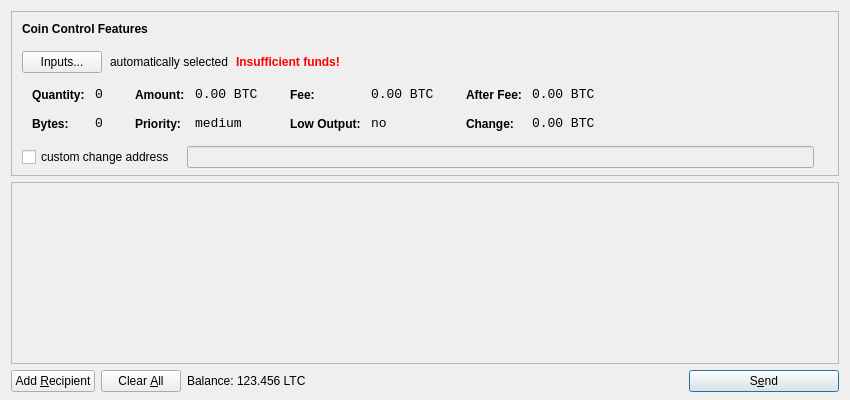
The-Cypherfunks/The-Cypherfunks, file src/qt/forms/sendcoinsdialog.ui: the form before one commit.
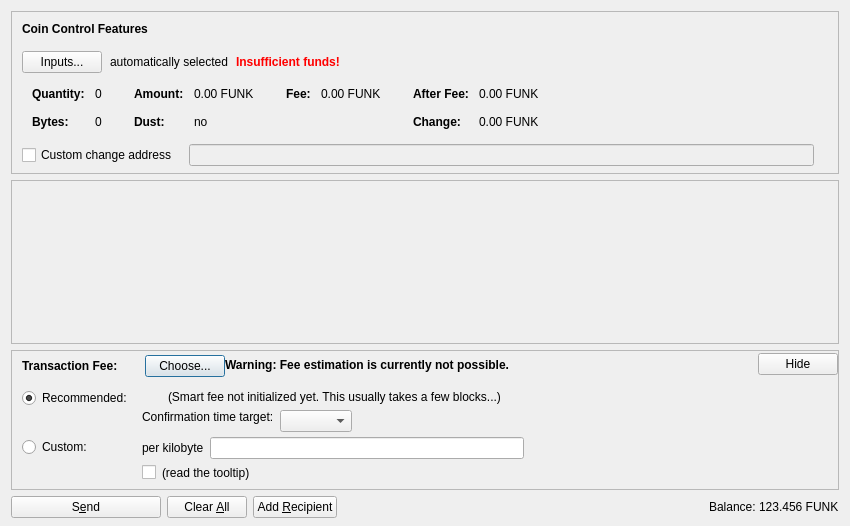
The form after the commit. Icons and pictures are not drawn. Custom widgets are drawn as their Qt base class.

What changed in the file:
```diff
--- a/src/qt/forms/sendcoinsdialog.ui
+++ b/src/qt/forms/sendcoinsdialog.ui
@@ -7,13 +7,13 @@
     <x>0</x>
     <y>0</y>
     <width>850</width>
-    <height>400</height>
+    <height>526</height>
    </rect>
   </property>
   <property name="windowTitle">
    <string>Send Coins</string>
   </property>
-  <layout class="QVBoxLayout" name="verticalLayout" stretch="0,1,0">
+  <layout class="QVBoxLayout" name="verticalLayout" stretch="0,1,0,0">
    <property name="bottomMargin">
     <number>8</number>
    </property>
@@ -39,7 +39,7 @@
      </property>
      <layout class="QVBoxLayout" name="verticalLayoutCoinControl2">
       <property name="spacing">
-       <number>-1</number>
+       <number>0</number>
       </property>
       <property name="leftMargin">
        <number>0</number>
@@ -109,6 +109,9 @@
             <property name="text">
              <string>Inputs...</string>
             </property>
+            <property name="autoDefault">
+             <bool>false</bool>
+            </property>
            </widget>
           </item>
           <item>
@@ -173,7 +176,16 @@
            <string notr="true"/>
           </property>
           <layout class="QHBoxLayout" name="horizontalLayoutCoinControl5">
-           <property name="margin">
+           <property name="leftMargin">
+            <number>0</number>
+           </property>
+           <property name="topMargin">
+            <number>0</number>
+           </property>
+           <property name="rightMargin">
+            <number>0</number>
+           </property>
+           <property name="bottomMargin">
             <number>0</number>
            </property>
            <item>
@@ -206,8 +218,11 @@
                </property>
                <item row="0" column="0">
                 <widget class="QLabel" name="labelCoinControlQuantityText">
-                 <property name="styleSheet">
-                  <string notr="true">font-weight:bold;</string>
+                 <property name="font">
+                  <font>
+                   <weight>75</weight>
+                   <bold>true</bold>
+                  </font>
                  </property>
                  <property name="text">
                   <string>Quantity:</string>
@@ -219,12 +234,6 @@
                </item>
                <item row="0" column="1">
                 <widget class="QLabel" name="labelCoinControlQuantity">
-                 <property name="font">
-                  <font>
-                   <family>Monospace</family>
-                   <pointsize>10</pointsize>
-                  </font>
-                 </property>
                  <property name="cursor">
                   <cursorShape>IBeamCursor</cursorShape>
                  </property>
@@ -244,8 +253,11 @@
                </item>
                <item row="1" column="0">
                 <widget class="QLabel" name="labelCoinControlBytesText">
-                 <property name="styleSheet">
-                  <string notr="true">font-weight:bold;</string>
+                 <property name="font">
+                  <font>
+                   <weight>75</weight>
+                   <bold>true</bold>
+                  </font>
                  </property>
                  <property name="text">
                   <string>Bytes:</string>
@@ -254,12 +266,6 @@
                </item>
                <item row="1" column="1">
                 <widget class="QLabel" name="labelCoinControlBytes">
-                 <property name="font">
-                  <font>
-                   <family>Monospace</family>
-                   <pointsize>10</pointsize>
-                  </font>
-                 </property>
                  <property name="cursor">
                   <cursorShape>IBeamCursor</cursorShape>
                  </property>
@@ -295,8 +301,11 @@
                </property>
                <item row="0" column="0">
                 <widget class="QLabel" name="labelCoinControlAmountText">
-                 <property name="styleSheet">
-                  <string notr="true">font-weight:bold;</string>
+                 <property name="font">
+                  <font>
+                   <weight>75</weight>
+                   <bold>true</bold>
+                  </font>
                  </property>
                  <property name="text">
                   <string>Amount:</string>
@@ -308,12 +317,6 @@
                </item>
                <item row="0" column="1">
                 <widget class="QLabel" name="labelCoinControlAmount">
-                 <property name="font">
-                  <font>
-                   <family>Monospace</family>
-                   <pointsize>10</pointsize>
-                  </font>
-                 </property>
                  <property name="cursor">
                   <cursorShape>IBeamCursor</cursorShape>
                  </property>
@@ -321,7 +324,7 @@
                   <enum>Qt::ActionsContextMenu</enum>
                  </property>
                  <property name="text">
-                  <string notr="true">0.00 BTC</string>
+                  <string notr="true">0.00 FUNK</string>
                  </property>
                  <property name="textInteractionFlags">
                   <set>Qt::LinksAccessibleByMouse|Qt::TextSelectableByKeyboard|Qt::TextSelectableByMouse</set>
@@ -329,23 +332,20 @@
                 </widget>
                </item>
                <item row="1" column="0">
-                <widget class="QLabel" name="labelCoinControlPriorityText">
-                 <property name="styleSheet">
-                  <string notr="true">font-weight:bold;</string>
+                <widget class="QLabel" name="labelCoinControlLowOutputText">
+                 <property name="font">
+                  <font>
+                   <weight>75</weight>
+                   <bold>true</bold>
+                  </font>
                  </property>
                  <property name="text">
-                  <string>Priority:</string>
+                  <string>Dust:</string>
                  </property>
                 </widget>
                </item>
                <item row="1" column="1">
-                <widget class="QLabel" name="labelCoinControlPriority">
-                 <property name="font">
-                  <font>
-                   <family>Monospace</family>
-                   <pointsize>10</pointsize>
-                  </font>
-                 </property>
+                <widget class="QLabel" name="labelCoinControlLowOutput">
                  <property name="cursor">
                   <cursorShape>IBeamCursor</cursorShape>
                  </property>
@@ -353,7 +353,7 @@
                   <enum>Qt::ActionsContextMenu</enum>
                  </property>
                  <property name="text">
-                  <string>medium</string>
+                  <string notr="true">no</string>
                  </property>
                  <property name="textInteractionFlags">
                   <set>Qt::LinksAccessibleByMouse|Qt::TextSelectableByKeyboard|Qt::TextSelectableByMouse</set>
@@ -381,8 +381,11 @@
                </property>
                <item row="0" column="0">
                 <widget class="QLabel" name="labelCoinControlFeeText">
-                 <property name="styleSheet">
-                  <string notr="true">font-weight:bold;</string>
+                 <property name="font">
+                  <font>
+                   <weight>75</weight>
+                   <bold>true</bold>
+                  </font>
                  </property>
                  <property name="text">
                   <string>Fee:</string>
@@ -394,12 +397,6 @@
                </item>
                <item row="0" column="1">
                 <widget class="QLabel" name="labelCoinControlFee">
-                 <property name="font">
-                  <font>
-                   <family>Monospace</family>
-                   <pointsize>10</pointsize>
-                  </font>
-                 </property>
                  <property name="cursor">
                   <cursorShape>IBeamCursor</cursorShape>
                  </property>
@@ -407,39 +404,7 @@
                   <enum>Qt::ActionsContextMenu</enum>
                  </property>
                  <property name="text">
-                  <string notr="true">0.00 BTC</string>
-                 </property>
-                 <property name="textInteractionFlags">
-                  <set>Qt::LinksAccessibleByMouse|Qt::TextSelectableByKeyboard|Qt::TextSelectableByMouse</set>
-                 </property>
-                </widget>
-               </item>
-               <item row="1" column="0">
-                <widget class="QLabel" name="labelCoinControlLowOutputText">
-                 <property name="styleSheet">
-                  <string notr="true">font-weight:bold;</string>
-                 </property>
-                 <property name="text">
-                  <string>Low Output:</string>
-                 </property>
-                </widget>
-               </item>
-               <item row="1" column="1">
-                <widget class="QLabel" name="labelCoinControlLowOutput">
-                 <property name="font">
-                  <font>
-                   <family>Monospace</family>
-                   <pointsize>10</pointsize>
-                  </font>
-                 </property>
-                 <property name="cursor">
-                  <cursorShape>IBeamCursor</cursorShape>
-                 </property>
-                 <property name="contextMenuPolicy">
-                  <enum>Qt::ActionsContextMenu</enum>
-                 </property>
-                 <property name="text">
-                  <string>no</string>
+                  <string notr="true">0.00 FUNK</string>
                  </property>
                  <property name="textInteractionFlags">
                   <set>Qt::LinksAccessibleByMouse|Qt::TextSelectableByKeyboard|Qt::TextSelectableByMouse</set>
@@ -467,8 +432,11 @@
                </property>
                <item row="0" column="0">
                 <widget class="QLabel" name="labelCoinControlAfterFeeText">
-                 <property name="styleSheet">
-                  <string notr="true">font-weight:bold;</string>
+                 <property name="font">
+                  <font>
+                   <weight>75</weight>
+                   <bold>true</bold>
+                  </font>
                  </property>
                  <property name="text">
                   <string>After Fee:</string>
@@ -480,12 +448,6 @@
                </item>
                <item row="0" column="1">
                 <widget class="QLabel" name="labelCoinControlAfterFee">
-                 <property name="font">
-                  <font>
-                   <family>Monospace</family>
-                   <pointsize>10</pointsize>
-                  </font>
-                 </property>
                  <property name="cursor">
                   <cursorShape>IBeamCursor</cursorShape>
                  </property>
@@ -493,7 +455,7 @@
                   <enum>Qt::ActionsContextMenu</enum>
                  </property>
                  <property name="text">
-                  <string notr="true">0.00 BTC</string>
+                  <string notr="true">0.00 FUNK</string>
                  </property>
                  <property name="textInteractionFlags">
                   <set>Qt::LinksAccessibleByMouse|Qt::TextSelectableByKeyboard|Qt::TextSelectableByMouse</set>
@@ -502,8 +464,11 @@
                </item>
                <item row="1" column="0">
                 <widget class="QLabel" name="labelCoinControlChangeText">
-                 <property name="styleSheet">
-                  <string notr="true">font-weight:bold;</string>
+                 <property name="font">
+                  <font>
+                   <weight>75</weight>
+                   <bold>true</bold>
+                  </font>
                  </property>
                  <property name="text">
                   <string>Change:</string>
@@ -512,12 +477,6 @@
                </item>
                <item row="1" column="1">
                 <widget class="QLabel" name="labelCoinControlChange">
-                 <property name="font">
-                  <font>
-                   <family>Monospace</family>
-                   <pointsize>10</pointsize>
-                  </font>
-                 </property>
                  <property name="cursor">
                   <cursorShape>IBeamCursor</cursorShape>
                  </property>
@@ -525,7 +484,7 @@
                   <enum>Qt::ActionsContextMenu</enum>
                  </property>
                  <property name="text">
-                  <string notr="true">0.00 BTC</string>
+                  <string notr="true">0.00 FUNK</string>
                  </property>
                  <property name="textInteractionFlags">
                   <set>Qt::LinksAccessibleByMouse|Qt::TextSelectableByKeyboard|Qt::TextSelectableByMouse</set>
@@ -555,13 +514,16 @@
           </property>
           <item>
            <widget class="QCheckBox" name="checkBoxCoinControlChange">
+            <property name="toolTip">
+             <string>If this is activated, but the change address is empty or invalid, change will be sent to a newly generated address.</string>
+            </property>
             <property name="text">
-             <string>custom change address</string>
+             <string>Custom change address</string>
             </property>
            </widget>
           </item>
           <item>
-           <widget class="QLineEdit" name="lineEditCoinControlChange">
+           <widget class="QValidatedLineEdit" name="lineEditCoinControlChange">
             <property name="enabled">
              <bool>false</bool>
             </property>
@@ -626,11 +588,20 @@
         <x>0</x>
         <y>0</y>
         <width>830</width>
-        <height>165</height>
+        <height>104</height>
        </rect>
       </property>
-      <layout class="QVBoxLayout" name="verticalLayout_2">
-       <property name="margin">
+      <layout class="QVBoxLayout" name="verticalLayout_2" stretch="0,1">
+       <property name="leftMargin">
+        <number>0</number>
+       </property>
+       <property name="topMargin">
+        <number>0</number>
+       </property>
+       <property name="rightMargin">
+        <number>0</number>
+       </property>
+       <property name="bottomMargin">
         <number>0</number>
        </property>
        <item>
@@ -657,23 +628,530 @@
      </widget>
     </widget>
    </item>
+   <item>
+    <widget class="QFrame" name="frameFee">
+     <property name="sizePolicy">
+      <sizepolicy hsizetype="Expanding" vsizetype="Expanding">
+       <horstretch>0</horstretch>
+       <verstretch>0</verstretch>
+      </sizepolicy>
+     </property>
+     <property name="maximumSize">
+      <size>
+       <width>16777215</width>
+       <height>16777215</height>
+      </size>
+     </property>
+     <property name="frameShape">
+      <enum>QFrame::StyledPanel</enum>
+     </property>
+     <property name="frameShadow">
+      <enum>QFrame::Sunken</enum>
+     </property>
+     <layout class="QVBoxLayout" name="verticalLayoutFee1">
+      <property name="spacing">
+       <number>0</number>
+      </property>
+      <property name="leftMargin">
+       <number>0</number>
+      </property>
+      <property name="topMargin">
+       <number>0</number>
+      </property>
+      <property name="rightMargin">
+       <number>0</number>
+      </property>
+      <property name="bottomMargin">
+       <number>0</number>
+      </property>
+      <item>
+       <layout class="QVBoxLayout" name="verticalLayoutFee2" stretch="0,0,0">
+        <property name="spacing">
+         <number>0</number>
+        </property>
+        <property name="leftMargin">
+         <number>10</number>
+        </property>
+        <property name="topMargin">
+         <number>0</number>
+        </property>
+        <item>
+         <layout class="QHBoxLayout" name="horizontalLayoutFee1">
+          <property name="bottomMargin">
+           <number>0</number>
+          </property>
+          <item>
+           <layout class="QVBoxLayout" name="verticalLayoutFee7">
+            <property name="spacing">
+             <number>0</number>
+            </property>
+            <item>
+             <spacer name="verticalSpacerSmartFee">
+              <property name="orientation">
+               <enum>Qt::Vertical</enum>
+              </property>
+              <property name="sizeType">
+               <enum>QSizePolicy::Fixed</enum>
+              </property>
+              <property name="sizeHint" stdset="0">
+               <size>
+                <width>1</width>
+                <height>4</height>
+               </size>
+              </property>
+             </spacer>
+            </item>
+            <item>
+             <layout class="QHBoxLayout" name="horizontalLayoutSmartFee">
+              <property name="spacing">
+               <number>10</number>
+              </property>
+              <item>
+               <widget class="QLabel" name="labelFeeHeadline">
+                <property name="sizePolicy">
+                 <sizepolicy hsizetype="Preferred" vsizetype="Maximum">
+                  <horstretch>0</horstretch>
+                  <verstretch>0</verstretch>
+                 </sizepolicy>
+                </property>
+                <property name="font">
+                 <font>
+                  <weight>75</weight>
+                  <bold>true</bold>
+                 </font>
+                </property>
+                <property name="styleSheet">
+                 <string notr="true">font-weight:bold;</string>
+                </property>
+                <property name="text">
+                 <string>Transaction Fee:</string>
+                </property>
+               </widget>
+              </item>
+              <item>
+               <widget class="QLabel" name="labelFeeMinimized">
+                <property name="text">
+                 <string/>
+                </property>
+               </widget>
+              </item>
+              <item>
+               <widget class="QPushButton" name="buttonChooseFee">
+                <property name="text">
+                 <string>Choose...</string>
+                </property>
+               </widget>
+              </item>
+             </layout>
+            </item>
+            <item>
+             <spacer name="verticalSpacer_5">
+              <property name="orientation">
+               <enum>Qt::Vertical</enum>
+              </property>
+              <property name="sizeHint" stdset="0">
+               <size>
+                <width>1</width>
+                <height>1</height>
+               </size>
+              </property>
+             </spacer>
+            </item>
+           </layout>
+          </item>
+          <item>
+           <widget class="QLabel" name="fallbackFeeWarningLabel">
+            <property name="toolTip">
+             <string>Using the fallbackfee can result in sending a transaction that will take several hours or days (or never) to confirm. Consider choosing your fee manually or wait until you have validated the complete chain.</string>
+            </property>
+            <property name="font">
+            <font>
+                <weight>75</weight>
+                <bold>true</bold>
+            </font>
+            </property>
+            <property name="text">
+             <string>Warning: Fee estimation is currently not possible.</string>
+            </property>
+            <property name="wordWrap">
+             <bool>false</bool>
+            </property>
+           </widget>
+          </item>
+          <item>
+           <spacer name="horizontalSpacer_4">
+            <property name="orientation">
+             <enum>Qt::Horizontal</enum>
+            </property>
+            <property name="sizeType">
+             <enum>QSizePolicy::MinimumExpanding</enum>
+            </property>
+            <property name="sizeHint" stdset="0">
+             <size>
+              <width>40</width>
+              <height>20</height>
+             </size>
+            </property>
+           </spacer>
+          </item>
+          <item>
+           <widget class="QPushButton" name="buttonMinimizeFee">
+            <property name="toolTip">
+             <string>collapse fee-settings</string>
+            </property>
+            <property name="text">
+             <string>Hide</string>
+            </property>
+           </widget>
+          </item>
+         </layout>
+        </item>
+        <item>
+         <widget class="QFrame" name="frameFeeSelection">
+          <layout class="QVBoxLayout" name="verticalLayoutFee12">
+           <property name="spacing">
+            <number>0</number>
+           </property>
+           <property name="leftMargin">
+            <number>0</number>
+           </property>
+           <property name="topMargin">
+            <number>0</number>
+           </property>
+           <property name="rightMargin">
+            <number>0</number>
+           </property>
+           <property name="bottomMargin">
+            <number>0</number>
+           </property>
+           <item>
+            <layout class="QGridLayout" name="gridLayoutFee">
+             <property name="topMargin">
+              <number>10</number>
+             </property>
+             <property name="bottomMargin">
+              <number>4</number>
+             </property>
+             <property name="horizontalSpacing">
+              <number>10</number>
+             </property>
+             <property name="verticalSpacing">
+              <number>4</number>
+             </property>
+             <item row="1" column="1">
+              <layout class="QVBoxLayout" name="verticalLayoutFee8">
+               <property name="spacing">
+                <number>6</number>
+               </property>
+               <item>
+                <layout class="QHBoxLayout" name="horizontalLayoutFee13">
+                 <item>
+                  <widget class="QLabel" name="labelCustomPerKilobyte">
+                   <property name="toolTip">
+                    <string>If the custom fee is set to 1000 satoshis and the transaction is only 250 bytes, then &quot;per kilobyte&quot; only pays 250 satoshis in fee, while &quot;total at least&quot; pays 1000 satoshis. For transactions bigger than a kilobyte both pay by kilobyte.</string>
+                   </property>
+                   <property name="text">
+                    <string>per kilobyte</string>
+                   </property>
+                  </widget>
+                 </item>
+                 <item>
+                  <widget class="BitcoinAmountField" name="customFee"/>
+                 </item>
+                 <item>
+                  <spacer name="horizontalSpacer_6">
+                   <property name="orientation">
+                    <enum>Qt::Horizontal</enum>
+                   </property>
+                   <property name="sizeHint" stdset="0">
+                    <size>
+                     <width>1</width>
+                     <height>1</height>
+                    </size>
+                   </property>
+                  </spacer>
+                 </item>
+                </layout>
+               </item>
+               <item>
+                <layout class="QHBoxLayout" name="horizontalLayoutFee8">
+                 <item>
+                  <widget class="QCheckBox" name="checkBoxMinimumFee">
+                   <property name="toolTip">
+                    <string>Paying only the minimum fee is just fine as long as there is less transaction volume than space in the blocks. But be aware that this can end up in a never confirming transaction once there is more demand for cypherfunk transactions than the network can process.</string>
+                   </property>
+                   <property name="text">
+                    <string/>
+                   </property>
+                  </widget>
+                 </item>
+                 <item>
+                  <widget class="QLabel" name="labelMinFeeWarning">
+                   <property name="enabled">
+                    <bool>true</bool>
+                   </property>
+                   <property name="toolTip">
+                    <string>Paying only the minimum fee is just fine as long as there is less transaction volume than space in the blocks. But be aware that this can end up in a never confirming transaction once there is more demand for cypherfunk transactions than the network can process.</string>
+                   </property>
+                   <property name="text">
+                    <string>(read the tooltip)</string>
+                   </property>
+                   <property name="margin">
+                    <number>5</number>
+                   </property>
+                  </widget>
+                 </item>
+                 <item>
+                  <spacer name="horizontalSpacer_2">
+                   <property name="orientation">
+                    <enum>Qt::Horizontal</enum>
+                   </property>
+                   <property name="sizeHint" stdset="0">
+                    <size>
+                     <width>1</width>
+                     <height>1</height>
+                    </size>
+                   </property>
+                  </spacer>
+                 </item>
+                </layout>
+               </item>
+              </layout>
+             </item>
+             <item row="0" column="0">
+              <layout class="QVBoxLayout" name="verticalLayoutFee4" stretch="0,1">
+               <item>
+                <widget class="QRadioButton" name="radioSmartFee">
+                 <property name="text">
+                  <string>Recommended:</string>
+                 </property>
+                 <property name="checked">
+                  <bool>true</bool>
+                 </property>
+                 <attribute name="buttonGroup">
+                  <string notr="true">groupFee</string>
+                 </attribute>
+                </widget>
+               </item>
+               <item>
+                <spacer name="verticalSpacer_2">
+                 <property name="orientation">
+                  <enum>Qt::Vertical</enum>
+                 </property>
+                 <property name="sizeHint" stdset="0">
+                  <size>
+                   <width>1</width>
+                   <height>1</height>
+                  </size>
+                 </property>
+                </spacer>
+               </item>
+              </layout>
+             </item>
+             <item row="1" column="0">
+              <layout class="QVBoxLayout" name="verticalLayoutFee9" stretch="0,1">
+               <item>
+                <widget class="QRadioButton" name="radioCustomFee">
+                 <property name="text">
+                  <string>Custom:</string>
+                 </property>
+                 <attribute name="buttonGroup">
+                  <string notr="true">groupFee</string>
+                 </attribute>
+                </widget>
+               </item>
+               <item>
+                <spacer name="verticalSpacer_6">
+                 <property name="orientation">
+                  <enum>Qt::Vertical</enum>
+                 </property>
+                 <property name="sizeHint" stdset="0">
+                  <size>
+                   <width>1</width>
+                   <height>1</height>
+                  </size>
+                 </property>
+                </spacer>
+               </item>
+              </layout>
+             </item>
+             <item row="0" column="1">
+              <layout class="QVBoxLayout" name="verticalLayoutFee3" stretch="0,0,1">
+               <property name="spacing">
+                <number>6</number>
+               </property>
+               <property name="topMargin">
+                <number>2</number>
+               </property>
+               <item>
+                <layout class="QHBoxLayout" name="horizontalLayoutFee12">
+                 <item>
+                  <widget class="QLabel" name="labelSmartFee">
+                   <property name="text">
+                    <string/>
+                   </property>
+                   <property name="margin">
+                    <number>2</number>
+                   </property>
+                  </widget>
+                 </item>
+                 <item>
+                  <widget class="QLabel" name="labelFeeEstimation">
+                   <property name="text">
+                    <string/>
+                   </property>
+                  </widget>
+                 </item>
+                 <item>
+                  <widget class="QLabel" name="labelSmartFee2">
+                   <property name="text">
+                    <string>(Smart fee not initialized yet. This usually takes a few blocks...)</string>
+                   </property>
+                   <property name="margin">
+                    <number>2</number>
+                   </property>
+                  </widget>
+                 </item>
+                 <item>
+                  <spacer name="horizontalSpacer_5">
+                   <property name="orientation">
+                    <enum>Qt::Horizontal</enum>
+                   </property>
+                   <property name="sizeHint" stdset="0">
+                    <size>
+                     <width>1</width>
+                     <height>1</height>
+                    </size>
+                   </property>
+                  </spacer>
+                 </item>
+                </layout>
+               </item>
+               <item>
+                <layout class="QHBoxLayout" name="horizontalLayoutFee9">
+                 <item>
+                  <layout class="QVBoxLayout" name="verticalLayoutFee6">
+                   <item>
+                    <widget class="QLabel" name="labelSmartFee3">
+                     <property name="text">
+                      <string>Confirmation time target:</string>
+                     </property>
+                     <property name="margin">
+                      <number>2</number>
+                     </property>
+                    </widget>
+                   </item>
+                   <item>
+                    <spacer name="verticalSpacer_3">
+                     <property name="orientation">
+                      <enum>Qt::Vertical</enum>
+                     </property>
+                     <property name="sizeHint" stdset="0">
+                      <size>
+                       <width>1</width>
+                       <height>1</height>
+                      </size>
+                     </property>
+                    </spacer>
+                   </item>
+                  </layout>
+                 </item>
+                 <item>
+                  <layout class="QVBoxLayout" name="verticalLayoutFee5">
+                   <property name="rightMargin">
+                    <number>30</number>
+                   </property>
+                   <item>
+                    <layout class="QHBoxLayout" name="horizontalLayoutConfTarget">
+                     <property name="bottomMargin">
+                      <number>0</number>
+                     </property>
+                     <item>
+                      <widget class="QComboBox" name="confTargetSelector"/>
+                     </item>
+                     <item>
+                      <spacer name="horizontalSpacerConfTarget">
+                       <property name="orientation">
+                        <enum>Qt::Horizontal</enum>
+                       </property>
+                       <property name="sizeHint" stdset="0">
+                        <size>
+                         <width>40</width>
+                         <height>20</height>
+                        </size>
+                       </property>
+                      </spacer>
+                     </item>
+                    </layout>
+                   </item>
+                  </layout>
+                 </item>
+                </layout>
+               </item>
+               <item>
+                <spacer name="verticalSpacer_4">
+                 <property name="orientation">
+                  <enum>Qt::Vertical</enum>
+                 </property>
+                 <property name="sizeHint" stdset="0">
+                  <size>
+                   <width>1</width>
+                   <height>1</height>
+                  </size>
+                 </property>
+                </spacer>
+               </item>
+              </layout>
+             </item>
+            </layout>
+           </item>
+          </layout>
+         </widget>
+        </item>
+        <item>
+         <spacer name="verticalSpacerFee">
+          <property name="orientation">
+           <enum>Qt::Vertical</enum>
+          </property>
+          <property name="sizeHint" stdset="0">
+           <size>
+            <width>40</width>
+            <height>5</height>
+           </size>
+          </property>
+         </spacer>
+        </item>
+       </layout>
+      </item>
+     </layout>
+    </widget>
+   </item>
    <item>
     <layout class="QHBoxLayout" name="horizontalLayout">
      <item>
-      <widget class="QPushButton" name="addButton">
+      <widget class="QPushButton" name="sendButton">
+       <property name="minimumSize">
+        <size>
+         <width>150</width>
+         <height>0</height>
+        </size>
+       </property>
        <property name="toolTip">
-        <string>Send to multiple recipients at once</string>
+        <string>Confirm the send action</string>
        </property>
        <property name="text">
-        <string>Add &amp;Recipient</string>
+        <string>S&amp;end</string>
        </property>
        <property name="icon">
         <iconset resource="../bitcoin.qrc">
-         <normaloff>:/icons/add</normaloff>:/icons/add</iconset>
+         <normaloff>:/icons/send</normaloff>:/icons/send</iconset>
        </property>
        <property name="autoDefault">
         <bool>false</bool>
        </property>
+       <property name="default">
+        <bool>false</bool>
+       </property>
       </widget>
      </item>
      <item>
@@ -685,7 +1163,7 @@
         </sizepolicy>
        </property>
        <property name="toolTip">
-        <string>Remove all transaction fields</string>
+        <string>Clear all fields of the form.</string>
        </property>
        <property name="text">
         <string>Clear &amp;All</string>
@@ -694,14 +1172,41 @@
         <iconset resource="../bitcoin.qrc">
          <normaloff>:/icons/remove</normaloff>:/icons/remove</iconset>
        </property>
-       <property name="autoRepeatDelay">
-        <number>300</number>
+       <property name="autoDefault">
+        <bool>false</bool>
        </property>
+      </widget>
+     </item>
+     <item>
+      <widget class="QPushButton" name="addButton">
+       <property name="toolTip">
+        <string>Send to multiple recipients at once</string>
+       </property>
+       <property name="text">
+        <string>Add &amp;Recipient</string>
+       </property>
+       <property name="icon">
+        <iconset resource="../bitcoin.qrc">
+         <normaloff>:/icons/add</normaloff>:/icons/add</iconset>
+       </property>
        <property name="autoDefault">
         <bool>false</bool>
        </property>
       </widget>
      </item>
+     <item>
+      <spacer name="horizontalSpacer">
+       <property name="orientation">
+        <enum>Qt::Horizontal</enum>
+       </property>
+       <property name="sizeHint" stdset="0">
+        <size>
+         <width>40</width>
+         <height>20</height>
+        </size>
+       </property>
+      </spacer>
+     </item>
      <item>
       <layout class="QHBoxLayout" name="horizontalLayout_2">
        <property name="spacing">
@@ -709,6 +1214,12 @@
        </property>
        <item>
         <widget class="QLabel" name="label">
+         <property name="sizePolicy">
+          <sizepolicy hsizetype="Preferred" vsizetype="Fixed">
+           <horstretch>0</horstretch>
+           <verstretch>0</verstretch>
+          </sizepolicy>
+         </property>
          <property name="text">
           <string>Balance:</string>
          </property>
@@ -716,11 +1227,17 @@
        </item>
        <item>
         <widget class="QLabel" name="labelBalance">
+         <property name="sizePolicy">
+          <sizepolicy hsizetype="Preferred" vsizetype="Fixed">
+           <horstretch>0</horstretch>
+           <verstretch>0</verstretch>
+          </sizepolicy>
+         </property>
          <property name="cursor">
           <cursorShape>IBeamCursor</cursorShape>
          </property>
          <property name="text">
-          <string>123.456 LTC</string>
+          <string notr="true">123.456 FUNK</string>
          </property>
          <property name="textInteractionFlags">
           <set>Qt::LinksAccessibleByMouse|Qt::TextSelectableByKeyboard|Qt::TextSelectableByMouse</set>
@@ -729,46 +1246,23 @@
        </item>
       </layout>
      </item>
-     <item>
-      <spacer name="horizontalSpacer">
-       <property name="orientation">
-        <enum>Qt::Horizontal</enum>
-       </property>
-       <property name="sizeHint" stdset="0">
-        <size>
-         <width>40</width>
-         <height>20</height>
-        </size>
-       </property>
-      </spacer>
-     </item>
-     <item>
-      <widget class="QPushButton" name="sendButton">
-       <property name="minimumSize">
-        <size>
-         <width>150</width>
-         <height>0</height>
-        </size>
-       </property>
-       <property name="toolTip">
-        <string>Confirm the send action</string>
-       </property>
-       <property name="text">
-        <string>S&amp;end</string>
-       </property>
-       <property name="icon">
-        <iconset resource="../bitcoin.qrc">
-         <normaloff>:/icons/send</normaloff>:/icons/send</iconset>
-       </property>
-       <property name="default">
-        <bool>true</bool>
-       </property>
-      </widget>
-     </item>
     </layout>
    </item>
   </layout>
  </widget>
+ <customwidgets>
+  <customwidget>
+   <class>QValidatedLineEdit</class>
+   <extends>QLineEdit</extends>
+   <header>qvalidatedlineedit.h</header>
+  </customwidget>
+  <customwidget>
+   <class>BitcoinAmountField</class>
+   <extends>QLineEdit</extends>
+   <header>bitcoinamountfield.h</header>
+   <container>1</container>
+  </customwidget>
+ </customwidgets>
  <resources>
   <include location="../bitcoin.qrc"/>
  </resources>
```
Left out of the diff: 3 changed lines with no effect on the pictures.
